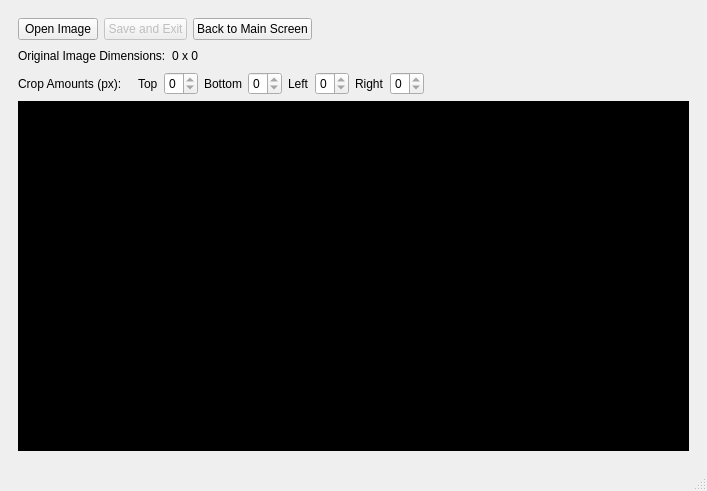
Old version of the form gui.ui in the repository adam-kosinski/Data-Plus-Zoe-Depth.
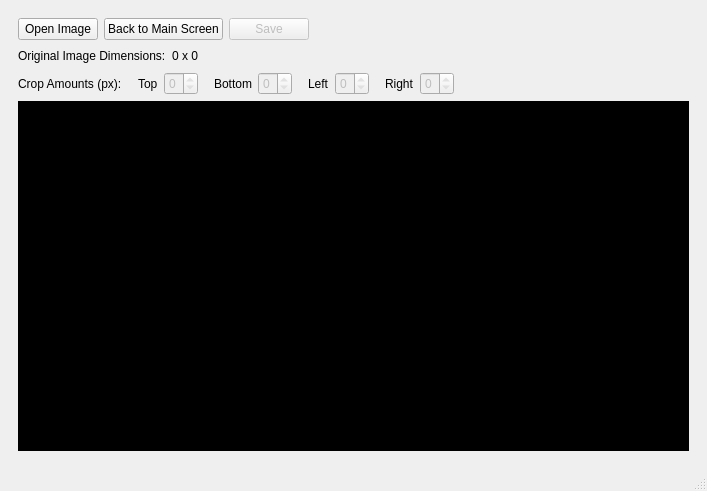
New version of the form. The open tabs and pages were chosen to show the change.

Commit message: Crop UI seems to fully work, lots of bugs squashed

Patch:
```diff
--- a/gui.ui
+++ b/gui.ui
@@ -362,16 +362,6 @@
             </property>
            </widget>
           </item>
-          <item>
-           <widget class="QPushButton" name="saveCropButton">
-            <property name="enabled">
-             <bool>false</bool>
-            </property>
-            <property name="text">
-             <string>Save and Exit</string>
-            </property>
-           </widget>
-          </item>
           <item>
            <widget class="QPushButton" name="cancelCropButton">
             <property name="enabled">
@@ -382,6 +372,16 @@
             </property>
            </widget>
           </item>
+          <item>
+           <widget class="QPushButton" name="saveCropButton">
+            <property name="enabled">
+             <bool>false</bool>
+            </property>
+            <property name="text">
+             <string>Save</string>
+            </property>
+           </widget>
+          </item>
           <item>
            <spacer name="horizontalSpacer_4">
             <property name="orientation">
@@ -462,11 +462,30 @@
           </item>
           <item>
            <widget class="QSpinBox" name="cropTopSpinBox">
+            <property name="enabled">
+             <bool>false</bool>
+            </property>
             <property name="maximum">
              <number>0</number>
             </property>
            </widget>
           </item>
+          <item>
+           <spacer name="horizontalSpacer_8">
+            <property name="orientation">
+             <enum>Qt::Horizontal</enum>
+            </property>
+            <property name="sizeType">
+             <enum>QSizePolicy::Fixed</enum>
+            </property>
+            <property name="sizeHint" stdset="0">
+             <size>
+              <width>10</width>
+              <height>20</height>
+             </size>
+            </property>
+           </spacer>
+          </item>
           <item>
            <widget class="QLabel" name="label_7">
             <property name="text">
@@ -476,11 +495,30 @@
           </item>
           <item>
            <widget class="QSpinBox" name="cropBottomSpinBox">
+            <property name="enabled">
+             <bool>false</bool>
+            </property>
             <property name="maximum">
              <number>0</number>
             </property>
            </widget>
           </item>
+          <item>
+           <spacer name="horizontalSpacer_9">
+            <property name="orientation">
+             <enum>Qt::Horizontal</enum>
+            </property>
+            <property name="sizeType">
+             <enum>QSizePolicy::Fixed</enum>
+            </property>
+            <property name="sizeHint" stdset="0">
+             <size>
+              <width>10</width>
+              <height>20</height>
+             </size>
+            </property>
+           </spacer>
+          </item>
           <item>
            <widget class="QLabel" name="label_8">
             <property name="text">
@@ -490,11 +528,30 @@
           </item>
           <item>
            <widget class="QSpinBox" name="cropLeftSpinBox">
+            <property name="enabled">
+             <bool>false</bool>
+            </property>
             <property name="maximum">
              <number>0</number>
             </property>
            </widget>
           </item>
+          <item>
+           <spacer name="horizontalSpacer_10">
+            <property name="orientation">
+             <enum>Qt::Horizontal</enum>
+            </property>
+            <property name="sizeType">
+             <enum>QSizePolicy::Fixed</enum>
+            </property>
+            <property name="sizeHint" stdset="0">
+             <size>
+              <width>10</width>
+              <height>20</height>
+             </size>
+            </property>
+           </spacer>
+          </item>
           <item>
            <widget class="QLabel" name="label_9">
             <property name="text">
@@ -504,6 +561,9 @@
           </item>
           <item>
            <widget class="QSpinBox" name="cropRightSpinBox">
+            <property name="enabled">
+             <bool>false</bool>
+            </property>
             <property name="maximum">
              <number>0</number>
             </property>
```
Left out of the diff: 2 changed lines with no effect on the pictures. The commit also changes 3 other files.
